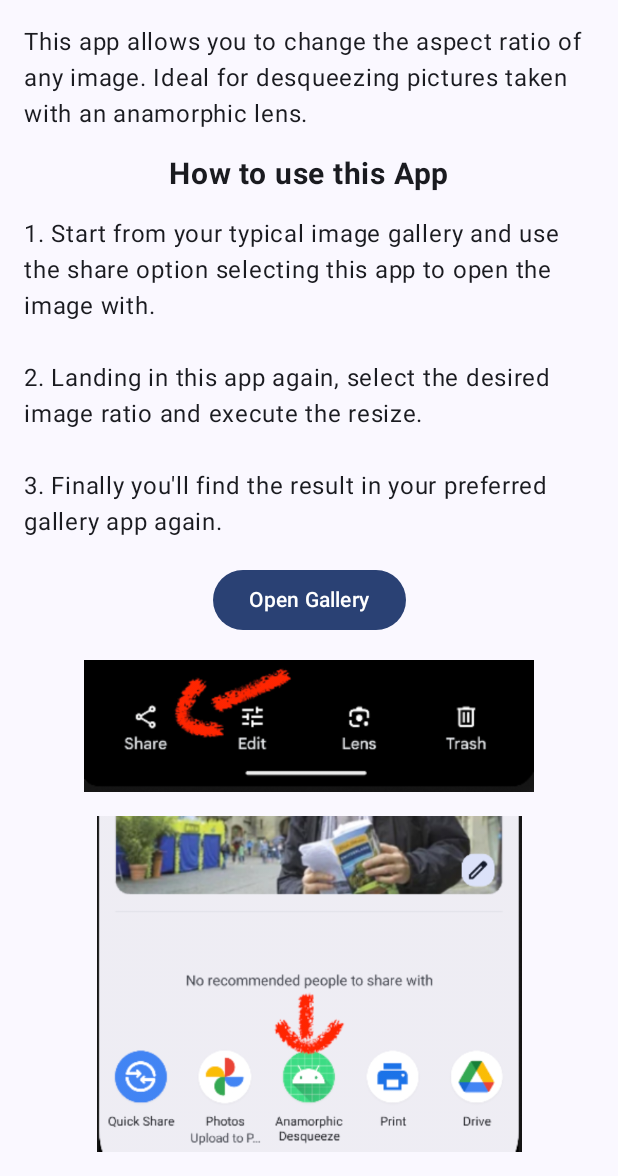
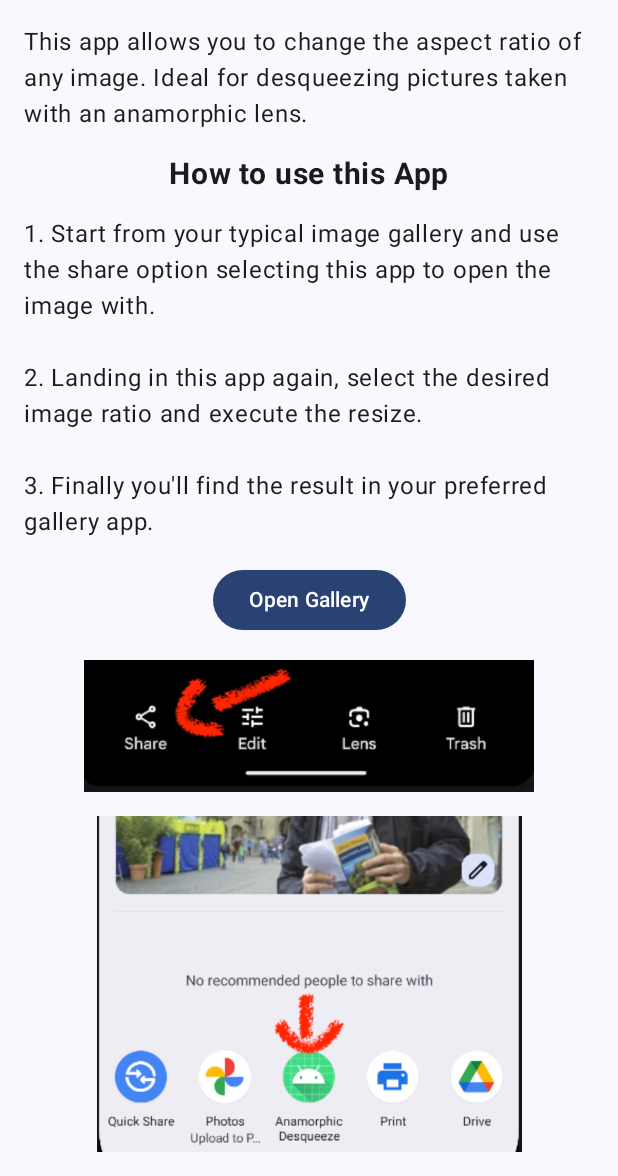
Before and after one commit to hanscappelle/anamorphic-desqueeze-android-app, an Android app built with Jetpack Compose: the screen it shows after launch (MainActivity), on a phone screen of 412 x 824 dp, the part 60-1236 px from its top. Run offline under Robolectric (Android 15) with nearby library versions, the phone set to English and light mode, and no system bars.

Commit message:
update text

```diff
--- a/app/src/main/res/values/strings.xml
+++ b/app/src/main/res/values/strings.xml
@@ -4,7 +4,7 @@
     <string name="info_how_to_use">
         1. Start from your typical image gallery and use the share option selecting this app to open the image with.
         \n\n2. Landing in this app again, select the desired image ratio and execute the resize.
-        \n\n3. Finally you\'ll find the result in your preferred gallery app again.</string>
+        \n\n3. Finally you\'ll find the result in your preferred gallery app.</string>
     <string name="contentDescription_sample_image">sample image</string>
     <string name="title_how_to_use">How to use this App</string>
     <string name="action_desqueeze">Desqueeze</string>
```
